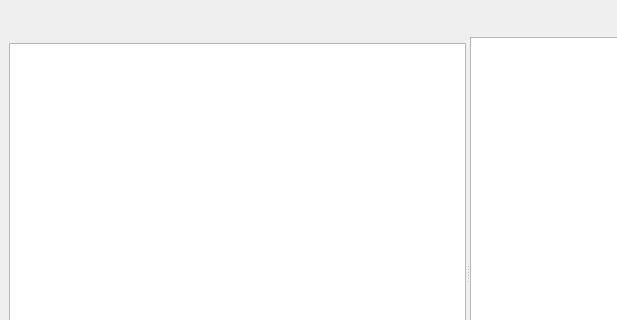
The window that clipboards/researchremed.ui (iliner23/openRadar) describes before a commit, drawn with Qt 5; both pictures show x 0 to 617 and y 0 to 320 of the 936 by 557 pixel window.
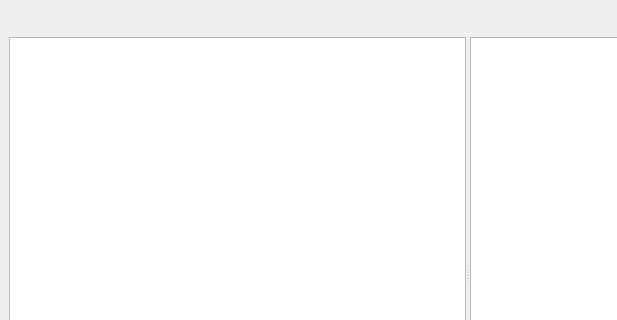
The same window after the commit.

What changed in the file:
```diff
--- a/clipboards/researchremed.ui
+++ b/clipboards/researchremed.ui
@@ -51,8 +51,11 @@
       <property name="orientation">
        <enum>Qt::Horizontal</enum>
       </property>
-      <widget class="QWidget" name="">
+      <widget class="QWidget" name="layoutWidget">
        <layout class="QVBoxLayout" name="verticalLayout">
+        <property name="spacing">
+         <number>0</number>
+        </property>
         <item>
          <widget class="QWidget" name="spacefiller" native="true"/>
         </item>
```
